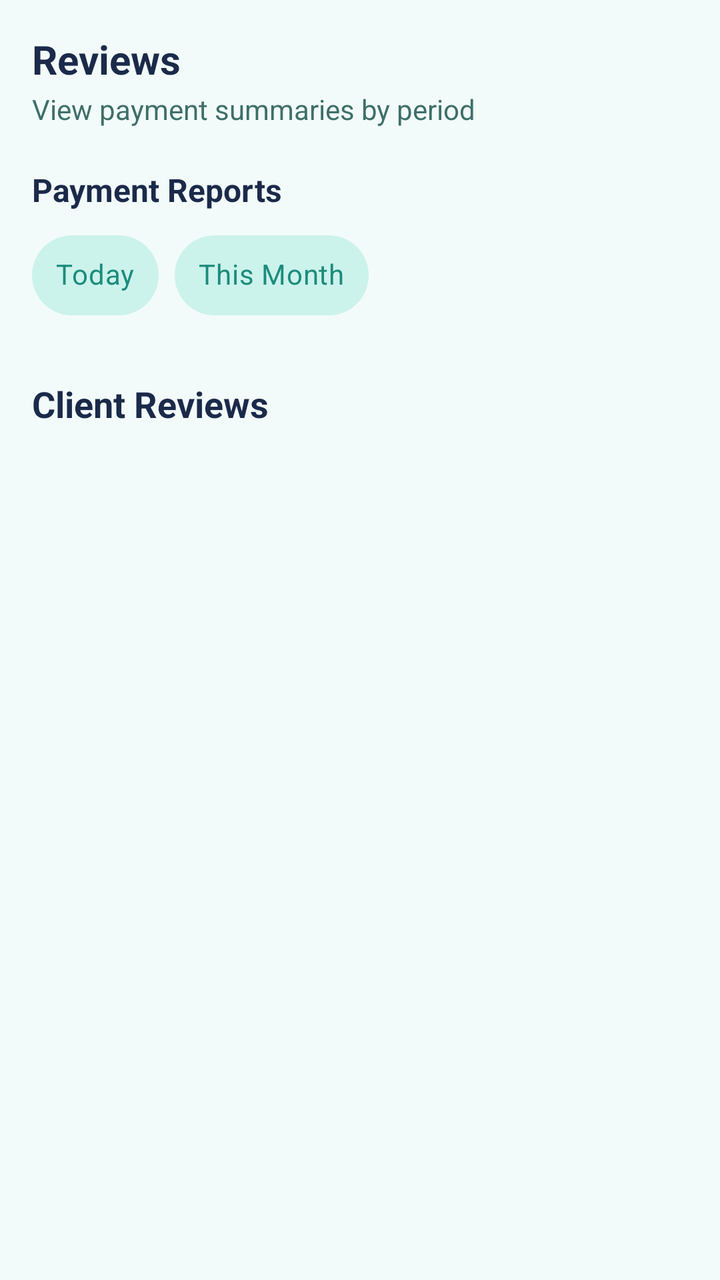
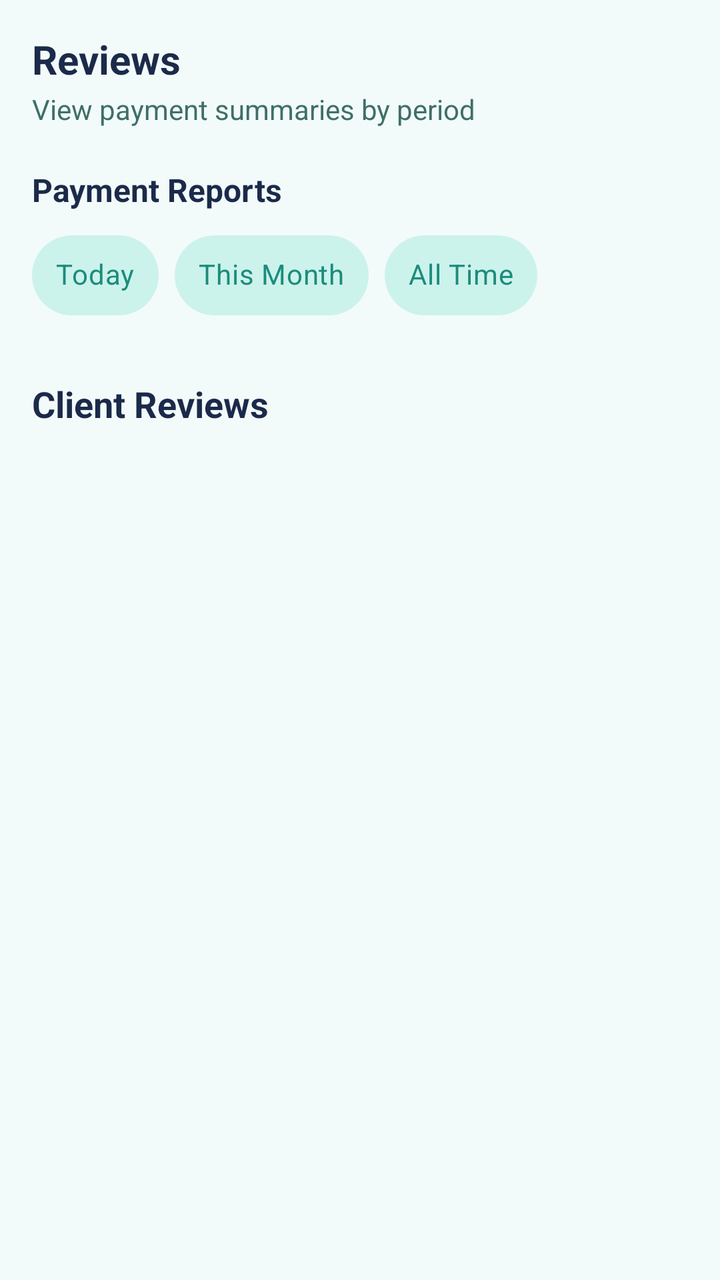

The first picture is an Android layout as it rendered before a commit; the second is the same layout after the commit. The layout source and the unified diff follow.
<!-- AndroidManifest.xml: application theme Theme.HairGo -->
<!-- res/layout/fragment_owner_reports.xml -->
<?xml version="1.0" encoding="utf-8"?>
<androidx.core.widget.NestedScrollView
    xmlns:android="http://schemas.android.com/apk/res/android"
    xmlns:app="http://schemas.android.com/apk/res-auto"
    android:layout_width="match_parent"
    android:layout_height="match_parent"
    android:background="@color/home_bg">

    <LinearLayout
        android:layout_width="match_parent"
        android:layout_height="wrap_content"
        android:orientation="vertical"
        android:padding="16dp">

        <TextView
            android:layout_width="wrap_content"
            android:layout_height="wrap_content"
            android:text="@string/title_reviews"
            android:textColor="@color/home_text_primary"
            android:textSize="20sp"
            android:textStyle="bold" />

        <TextView
            android:layout_width="wrap_content"
            android:layout_height="wrap_content"
            android:layout_marginTop="2dp"
            android:layout_marginBottom="16dp"
            android:text="@string/reports_subtitle"
            android:textColor="@color/home_text_secondary"
            android:textSize="14sp" />

        <TextView
            android:layout_width="wrap_content"
            android:layout_height="wrap_content"
            android:layout_marginTop="4dp"
            android:layout_marginBottom="8dp"
            android:text="@string/reports_title"
            android:textColor="@color/home_text_primary"
            android:textSize="16sp"
            android:textStyle="bold" />

        
        <com.google.android.material.chip.ChipGroup
            android:id="@+id/chipGroupPeriod"
            android:layout_width="match_parent"
            android:layout_height="wrap_content"
            android:orientation="horizontal"
            app:chipSpacingHorizontal="8dp"
            app:selectionRequired="true"
            app:singleLine="true"
            app:singleSelection="true">

            <com.google.android.material.chip.Chip
                android:id="@+id/chipToday"
                style="@style/Widget.MaterialComponents.Chip.Choice"
                android:layout_width="wrap_content"
                android:layout_height="wrap_content"
                android:text="@string/report_period_today"
                android:textColor="@color/report_chip_text"
                android:textSize="14sp"
                app:checkedIconVisible="false"
                app:chipBackgroundColor="@color/report_chip_bg"
                app:chipCornerRadius="20dp"
                app:chipMinHeight="40dp"
                app:chipStrokeWidth="0dp" />

            <com.google.android.material.chip.Chip
                android:id="@+id/chipThisMonth"
                style="@style/Widget.MaterialComponents.Chip.Choice"
                android:layout_width="wrap_content"
                android:layout_height="wrap_content"
                android:text="@string/report_period_this_month"
                android:textColor="@color/report_chip_text"
                android:textSize="14sp"
                app:checkedIconVisible="false"
                app:chipBackgroundColor="@color/report_chip_bg"
                app:chipCornerRadius="20dp"
                app:chipMinHeight="40dp"
                app:chipStrokeWidth="0dp" />
        </com.google.android.material.chip.ChipGroup>

        <ProgressBar
            android:id="@+id/progressReports"
            android:layout_width="wrap_content"
            android:layout_height="wrap_content"
            android:layout_marginTop="40dp"
            android:layout_marginBottom="8dp"
            android:layout_gravity="center_horizontal"
            android:indeterminateTint="@color/teal"
            android:visibility="gone" />

        <TextView
            android:id="@+id/tvEmptyReports"
            android:layout_width="match_parent"
            android:layout_height="wrap_content"
            android:layout_marginTop="24dp"
            android:background="@drawable/bg_badge_teal"
            android:drawableTop="@drawable/ic_booking_empty"
            android:drawablePadding="12dp"
            android:gravity="center"
            android:lineSpacingExtra="2dp"
            android:padding="24dp"
            android:text="@string/reports_empty"
            android:textColor="@color/home_text_primary"
            android:textSize="16sp"
            android:visibility="gone" />

        
        <TextView
            android:id="@+id/tvBookingSummaryLabel"
            android:layout_width="wrap_content"
            android:layout_height="wrap_content"
            android:layout_marginTop="20dp"
            android:text="@string/reports_booking_summary"
            android:textColor="@color/home_text_primary"
            android:textSize="16sp"
            android:textStyle="bold"
            android:visibility="gone" />

        <LinearLayout
            android:id="@+id/layoutBookingSummary"
            android:layout_width="match_parent"
            android:layout_height="wrap_content"
            android:layout_marginTop="8dp"
            android:baselineAligned="false"
            android:orientation="horizontal"
            android:visibility="gone">

            
            <androidx.cardview.widget.CardView
                android:id="@+id/cardReportTotalValue"
                android:layout_width="0dp"
                android:layout_height="match_parent"
                android:layout_marginEnd="6dp"
                android:layout_weight="1"
                android:minHeight="92dp"
                app:cardBackgroundColor="@color/home_card_bg"
                app:cardCornerRadius="12dp"
                app:cardElevation="2dp"
                app:cardUseCompatPadding="false">

                <LinearLayout
                    android:layout_width="match_parent"
                    android:layout_height="match_parent"
                    android:baselineAligned="false"
                    android:gravity="center_vertical"
                    android:orientation="horizontal"
                    android:padding="14dp">

                    <ImageView
                        android:layout_width="36dp"
                        android:layout_height="36dp"
                        android:background="@drawable/bg_icon_circle_teal"
                        android:importantForAccessibility="no"
                        android:padding="8dp"
                        android:scaleType="centerInside"
                        android:src="@drawable/ic_nav_reports"
                        app:tint="@color/teal_primary" />

                    <LinearLayout
                        android:layout_width="0dp"
                        android:layout_height="wrap_content"
                        android:layout_marginStart="10dp"
                        android:layout_weight="1"
                        android:orientation="vertical">

                        <TextView
                            android:id="@+id/tvReportTotalValue"
                            android:layout_width="wrap_content"
                            android:layout_height="wrap_content"
                            android:text="R0"
                            android:textColor="@color/home_text_primary"
                            android:textSize="24sp"
                            android:textStyle="bold" />

                        <TextView
                            android:layout_width="wrap_content"
                            android:layout_height="wrap_content"
                            android:text="@string/reports_total_value"
                            android:textColor="@color/home_text_secondary"
                            android:textSize="12sp" />
                    </LinearLayout>
                </LinearLayout>
            </androidx.cardview.widget.CardView>

            
            <androidx.cardview.widget.CardView
                android:id="@+id/cardReportBookingsOutstanding"
                android:layout_width="0dp"
                android:layout_height="match_parent"
                android:layout_marginStart="6dp"
                android:layout_weight="1"
                android:minHeight="92dp"
                app:cardBackgroundColor="@color/home_card_bg"
                app:cardCornerRadius="12dp"
                app:cardElevation="2dp"
                app:cardUseCompatPadding="false">

                <LinearLayout
                    android:layout_width="match_parent"
                    android:layout_height="match_parent"
                    android:baselineAligned="false"
                    android:gravity="center_vertical"
                    android:orientation="horizontal"
                    android:padding="14dp">

                    <ImageView
                        android:layout_width="36dp"
                        android:layout_height="36dp"
                        android:background="@drawable/bg_icon_circle_orange"
                        android:importantForAccessibility="no"
                        android:padding="8dp"
                        android:scaleType="centerInside"
                        android:src="@drawable/ic_warning"
                        app:tint="@color/warning" />

                    <LinearLayout
                        android:layout_width="0dp"
                        android:layout_height="wrap_content"
                        android:layout_marginStart="10dp"
                        android:layout_weight="1"
                        android:orientation="vertical">

                        <TextView
                            android:id="@+id/tvReportBookingsOutstanding"
                            android:layout_width="wrap_content"
                            android:layout_height="wrap_content"
                            android:text="0"
                            android:textColor="@color/warning"
                            android:textSize="24sp"
                            android:textStyle="bold" />

                        <TextView
                            android:layout_width="wrap_content"
                            android:layout_height="wrap_content"
                            android:text="@string/reports_bookings_outstanding"
                            android:textColor="@color/home_text_secondary"
                            android:textSize="12sp" />
                    </LinearLayout>
                </LinearLayout>
            </androidx.cardview.widget.CardView>
        </LinearLayout>

        
        <TextView
            android:id="@+id/tvPaymentSummaryLabel"
            android:layout_width="wrap_content"
            android:layout_height="wrap_content"
            android:layout_marginTop="24dp"
            android:text="@string/reports_payment_summary"
            android:textColor="@color/home_text_primary"
            android:textSize="16sp"
            android:textStyle="bold"
            android:visibility="gone" />

        <LinearLayout
            android:id="@+id/layoutPaymentSummary"
            android:layout_width="match_parent"
            android:layout_height="wrap_content"
            android:layout_marginTop="8dp"
            android:baselineAligned="false"
            android:orientation="horizontal"
            android:visibility="gone">

            
            <androidx.cardview.widget.CardView
                android:id="@+id/cardReportAmountPaid"
                android:layout_width="0dp"
                android:layout_height="match_parent"
                android:layout_marginEnd="6dp"
                android:layout_weight="1"
                android:minHeight="92dp"
                app:cardBackgroundColor="@color/home_card_bg"
                app:cardCornerRadius="12dp"
                app:cardElevation="2dp"
                app:cardUseCompatPadding="false">

                <LinearLayout
                    android:layout_width="match_parent"
                    android:layout_height="match_parent"
                    android:baselineAligned="false"
                    android:gravity="center_vertical"
                    android:orientation="horizontal"
                    android:padding="14dp">

                    <ImageView
                        android:layout_width="36dp"
                        android:layout_height="36dp"
                        android:background="@drawable/bg_icon_circle_green"
                        android:importantForAccessibility="no"
                        android:padding="8dp"
                        android:scaleType="centerInside"
                        android:src="@drawable/ic_check"
                        app:tint="@color/success" />

                    <LinearLayout
                        android:layout_width="0dp"
                        android:layout_height="wrap_content"
                        android:layout_marginStart="10dp"
                        android:layout_weight="1"
                        android:orientation="vertical">

                        <TextView
                            android:id="@+id/tvReportAmountPaid"
                            android:layout_width="wrap_content"
                            android:layout_height="wrap_content"
                            android:text="R0"
                            android:textColor="@color/teal"
                            android:textSize="24sp"
                            android:textStyle="bold" />

                        <TextView
                            android:layout_width="wrap_content"
                            android:layout_height="wrap_content"
                            android:text="@string/reports_amount_paid"
                            android:textColor="@color/home_text_secondary"
                            android:textSize="12sp" />
                    </LinearLayout>
                </LinearLayout>
            </androidx.cardview.widget.CardView>

            
            <androidx.cardview.widget.CardView
                android:id="@+id/cardReportOutstandingBalance"
                android:layout_width="0dp"
                android:layout_height="match_parent"
                android:layout_marginStart="6dp"
                android:layout_weight="1"
                android:minHeight="92dp"
                app:cardBackgroundColor="@color/home_card_bg"
                app:cardCornerRadius="12dp"
                app:cardElevation="2dp"
                app:cardUseCompatPadding="false">

                <LinearLayout
                    android:layout_width="match_parent"
                    android:layout_height="match_parent"
                    android:baselineAligned="false"
                    android:gravity="center_vertical"
                    android:orientation="horizontal"
                    android:padding="14dp">

                    <ImageView
                        android:layout_width="36dp"
                        android:layout_height="36dp"
                        android:background="@drawable/bg_icon_circle_coral"
                        android:importantForAccessibility="no"
                        android:padding="8dp"
                        android:scaleType="centerInside"
                        android:src="@drawable/ic_warning"
                        app:tint="@color/error" />

                    <LinearLayout
                        android:layout_width="0dp"
                        android:layout_height="wrap_content"
                        android:layout_marginStart="10dp"
                        android:layout_weight="1"
                        android:orientation="vertical">

                        <TextView
                            android:id="@+id/tvReportOutstandingBalance"
                            android:layout_width="wrap_content"
                            android:layout_height="wrap_content"
                            android:text="R0"
                            android:textColor="@color/error"
                            android:textSize="24sp"
                            android:textStyle="bold" />

                        <TextView
                            android:layout_width="wrap_content"
                            android:layout_height="wrap_content"
                            android:text="@string/reports_outstanding_balance"
                            android:textColor="@color/home_text_secondary"
                            android:textSize="12sp" />
                    </LinearLayout>
                </LinearLayout>
            </androidx.cardview.widget.CardView>
        </LinearLayout>

        
        <TextView
            android:id="@+id/tvPaymentBreakdownLabel"
            android:layout_width="wrap_content"
            android:layout_height="wrap_content"
            android:layout_marginTop="24dp"
            android:text="@string/reports_payment_breakdown"
            android:textColor="@color/home_text_primary"
            android:textSize="16sp"
            android:textStyle="bold"
            android:visibility="gone" />

        <LinearLayout
            android:id="@+id/layoutPaymentBreakdown"
            android:layout_width="match_parent"
            android:layout_height="wrap_content"
            android:layout_marginTop="8dp"
            android:baselineAligned="false"
            android:orientation="horizontal"
            android:visibility="gone">

            
            <androidx.cardview.widget.CardView
                android:id="@+id/cardReportCardPayments"
                android:layout_width="0dp"
                android:layout_height="match_parent"
                android:layout_marginEnd="6dp"
                android:layout_weight="1"
                android:minHeight="92dp"
                app:cardBackgroundColor="@color/home_card_bg"
                app:cardCornerRadius="12dp"
                app:cardElevation="2dp"
                app:cardUseCompatPadding="false">

                <LinearLayout
                    android:layout_width="match_parent"
                    android:layout_height="match_parent"
                    android:baselineAligned="false"
                    android:gravity="center_vertical"
                    android:orientation="horizontal"
                    android:padding="14dp">

                    <ImageView
                        android:layout_width="36dp"
                        android:layout_height="36dp"
                        android:background="@drawable/bg_icon_circle_teal"
                        android:importantForAccessibility="no"
                        android:padding="8dp"
                        android:scaleType="centerInside"
                        android:src="@drawable/ic_nav_reports"
                        app:tint="@color/teal_primary" />

                    <LinearLayout
                        android:layout_width="0dp"
                        android:layout_height="wrap_content"
                        android:layout_marginStart="10dp"
                        android:layout_weight="1"
                        android:orientation="vertical">

                        <TextView
                            android:id="@+id/tvReportCardPayments"
                            android:layout_width="wrap_content"
                            android:layout_height="wrap_content"
                            android:text="R0"
                            android:textColor="@color/home_text_primary"
                            android:textSize="24sp"
                            android:textStyle="bold" />

                        <TextView
                            android:layout_width="wrap_content"
                            android:layout_height="wrap_content"
                            android:text="@string/reports_card_payments"
                            android:textColor="@color/home_text_secondary"
                            android:textSize="12sp" />

                        <TextView
                            android:layout_width="wrap_content"
                            android:layout_height="wrap_content"
                            android:layout_marginTop="4dp"
                            android:text="@string/reports_card_payments_note"
                            android:textColor="@color/home_text_secondary"
                            android:textSize="10sp" />
                    </LinearLayout>
                </LinearLayout>
            </androidx.cardview.widget.CardView>

            
            <androidx.cardview.widget.CardView
                android:id="@+id/cardReportCashPayments"
                android:layout_width="0dp"
                android:layout_height="match_parent"
                android:layout_marginStart="6dp"
                android:layout_weight="1"
                android:minHeight="92dp"
                app:cardBackgroundColor="@color/home_card_bg"
                app:cardCornerRadius="12dp"
                app:cardElevation="2dp"
                app:cardUseCompatPadding="false">

                <LinearLayout
                    android:layout_width="match_parent"
                    android:layout_height="match_parent"
                    android:baselineAligned="false"
                    android:gravity="center_vertical"
                    android:orientation="horizontal"
                    android:padding="14dp">

                    <ImageView
                        android:layout_width="36dp"
                        android:layout_height="36dp"
                        android:background="@drawable/bg_icon_circle_green"
                        android:importantForAccessibility="no"
                        android:padding="8dp"
                        android:scaleType="centerInside"
                        android:src="@drawable/ic_check"
                        app:tint="@color/success" />

                    <LinearLayout
                        android:layout_width="0dp"
                        android:layout_height="wrap_content"
                        android:layout_marginStart="10dp"
                        android:layout_weight="1"
                        android:orientation="vertical">

                        <TextView
                            android:id="@+id/tvReportCashPayments"
                            android:layout_width="wrap_content"
                            android:layout_height="wrap_content"
                            android:text="R0"
                            android:textColor="@color/teal"
                            android:textSize="24sp"
                            android:textStyle="bold" />

                        <TextView
                            android:layout_width="wrap_content"
                            android:layout_height="wrap_content"
                            android:text="@string/reports_cash_payments"
                            android:textColor="@color/home_text_secondary"
                            android:textSize="12sp" />

                        <TextView
                            android:layout_width="wrap_content"
                            android:layout_height="wrap_content"
                            android:layout_marginTop="4dp"
                            android:text="@string/reports_cash_payments_note"
                            android:textColor="@color/home_text_secondary"
                            android:textSize="10sp" />
                    </LinearLayout>
                </LinearLayout>
            </androidx.cardview.widget.CardView>
        </LinearLayout>

        
        <TextView
            android:id="@+id/tvDataCompletenessNote"
            android:layout_width="match_parent"
            android:layout_height="wrap_content"
            android:layout_marginTop="24dp"
            android:background="@drawable/bg_salon_chip_warning"
            android:lineSpacingExtra="2dp"
            android:padding="14dp"
            android:text="@string/reports_data_completeness_note"
            android:textColor="@color/salon_chip_warning_text"
            android:textSize="12sp"
            android:visibility="gone" />

        
        <TextView
            android:id="@+id/tvReviewsTitle"
            android:layout_width="wrap_content"
            android:layout_height="wrap_content"
            android:layout_marginTop="28dp"
            android:text="@string/reviews_section_client_reviews"
            android:textColor="@color/home_text_primary"
            android:textSize="18sp"
            android:textStyle="bold" />

        <LinearLayout
            android:id="@+id/layoutReviewSummary"
            android:layout_width="match_parent"
            android:layout_height="wrap_content"
            android:layout_marginTop="12dp"
            android:orientation="horizontal"
            android:visibility="gone">

            <androidx.cardview.widget.CardView
                android:layout_width="0dp"
                android:layout_height="wrap_content"
                android:layout_marginEnd="6dp"
                android:layout_weight="1"
                app:cardBackgroundColor="@color/home_card_bg"
                app:cardCornerRadius="12dp"
                app:cardElevation="2dp">

                <LinearLayout
                    android:layout_width="match_parent"
                    android:layout_height="wrap_content"
                    android:gravity="center"
                    android:orientation="vertical"
                    android:padding="16dp">

                    <TextView
                        android:id="@+id/tvReviewsAverage"
                        android:layout_width="wrap_content"
                        android:layout_height="wrap_content"
                        android:text="0.0"
                        android:textColor="@color/home_text_primary"
                        android:textSize="32sp"
                        android:textStyle="bold" />

                    <RatingBar
                        android:id="@+id/rbReviewsAverage"
                        style="?android:attr/ratingBarStyleSmall"
                        android:layout_width="wrap_content"
                        android:layout_height="wrap_content"
                        android:layout_marginTop="4dp"
                        android:isIndicator="true"
                        android:numStars="5"
                        android:rating="0"
                        android:stepSize="0.1" />

                    <TextView
                        android:id="@+id/tvReviewsCount"
                        android:layout_width="wrap_content"
                        android:layout_height="wrap_content"
                        android:layout_marginTop="4dp"
                        android:textColor="@color/home_text_secondary"
                        android:textSize="12sp" />
                </LinearLayout>
            </androidx.cardview.widget.CardView>

            <LinearLayout
                android:id="@+id/layoutRatingDistribution"
                android:layout_width="0dp"
                android:layout_height="wrap_content"
                android:layout_marginStart="6dp"
                android:layout_weight="1"
                android:orientation="vertical" />
        </LinearLayout>

        <ProgressBar
            android:id="@+id/progressReviews"
            android:layout_width="wrap_content"
            android:layout_height="wrap_content"
            android:layout_marginTop="24dp"
            android:layout_gravity="center_horizontal"
            android:indeterminateTint="@color/teal"
            android:visibility="gone" />

        <TextView
            android:id="@+id/tvReviewsEmpty"
            android:layout_width="match_parent"
            android:layout_height="wrap_content"
            android:layout_marginTop="16dp"
            android:gravity="center"
            android:padding="24dp"
            android:text="@string/no_reviews_yet"
            android:textColor="@color/home_text_secondary"
            android:textSize="14sp"
            android:visibility="gone" />

        <androidx.recyclerview.widget.RecyclerView
            android:id="@+id/rvReviews"
            android:layout_width="match_parent"
            android:layout_height="wrap_content"
            android:layout_marginTop="12dp"
            android:nestedScrollingEnabled="false"
            android:visibility="gone" />
    </LinearLayout>
</androidx.core.widget.NestedScrollView>
<!-- resources referenced by this layout -->
<resources>
  <color name="error">#D9534F</color>
  <color name="home_bg">#F2FBF9</color>
  <color name="home_card_bg">#FFFFFF</color>
  <color name="home_text_primary">#1B2A4A</color>
  <color name="home_text_secondary">#3E6F69</color>
  <color name="salon_chip_warning_text">#8A5A00</color>
  <color name="success">#2E8B57</color>
  <color name="teal">#14B8A6</color>
  <color name="teal_primary">#1C8C7C</color>
  <color name="warning">#E0A800</color>
  <!-- drawable bg_icon_circle_coral (drawable) -->
  <?xml version="1.0" encoding="utf-8"?>
  <shape xmlns:android="http://schemas.android.com/apk/res/android" android:shape="oval">
      <solid android:color="@color/badge_coral_bg"/>
  </shape>
  <!-- drawable bg_icon_circle_green (drawable) -->
  <?xml version="1.0" encoding="utf-8"?>
  <shape xmlns:android="http://schemas.android.com/apk/res/android" android:shape="oval">
      <solid android:color="@color/badge_green_bg"/>
  </shape>
  <!-- drawable bg_icon_circle_orange (drawable) -->
  <?xml version="1.0" encoding="utf-8"?>
  <shape xmlns:android="http://schemas.android.com/apk/res/android" android:shape="oval">
      <solid android:color="@color/badge_orange_bg"/>
  </shape>
  <!-- drawable bg_icon_circle_teal (drawable) -->
  <?xml version="1.0" encoding="utf-8"?>
  <shape xmlns:android="http://schemas.android.com/apk/res/android" android:shape="oval">
      <solid android:color="@color/badge_teal_bg"/>
  </shape>
  <string name="no_reviews_yet">No reviews yet</string>
  <string name="report_period_this_month">This Month</string>
  <string name="report_period_today">Today</string>
  <string name="reports_amount_paid">Amount paid</string>
  <string name="reports_booking_summary">Booking Summary</string>
  <string name="reports_bookings_outstanding">Bookings with outstanding</string>
  <string name="reports_card_payments">Simulated card payments</string>
  <string name="reports_card_payments_note">Includes deposits &amp; full payments</string>
  <string name="reports_cash_payments">Owner-recorded cash</string>
  <string name="reports_cash_payments_note">Recorded at salon by owner</string>
  <string name="reports_data_completeness_note">Note: Totals reflect only bookings with known payment data. Legacy bookings without payment records are excluded.</string>
  <string name="reports_empty">No bookings for this period.</string>
  <string name="reports_outstanding_balance">Outstanding balance</string>
  <string name="reports_payment_breakdown">Payment Method Breakdown</string>
  <string name="reports_payment_summary">Payment Summary</string>
  <string name="reports_subtitle">View payment summaries by period</string>
  <string name="reports_title">Payment Reports</string>
  <string name="reports_total_value">Total booking value</string>
  <string name="reviews_section_client_reviews">Client Reviews</string>
  <string name="title_reviews">Reviews</string>
  <style name="Theme.HairGo" parent="Base.Theme.HairGo">
          <item name="snackbarStyle">@style/Widget.HairGo.Snackbar</item>
      </style>
  <color name="badge_teal_bg">#E3F2F0</color>
  <color name="badge_coral_bg">#FDECE7</color>
  <color name="badge_green_bg">#E7F6EC</color>
  <color name="badge_orange_bg">#FFF4E0</color>
  <color name="salon_chip_warning_bg">#FFF3D6</color>
  <color name="teal_light">#CCF2EC</color>
  <color name="home_icon">#1C8C7C</color>
  <color name="grey_medium">#8A8A8A</color>
  <color name="white">#FFFFFF</color>
  <color name="surface">#FFFFFF</color>
  <color name="text_primary">#1A1A1A</color>
  <color name="grey_light">#F2F2F2</color>
  <color name="grey_border">#E0E0E0</color>
  <color name="navy">#1B2A4A</color>
  <style name="ShapeAppearanceOverlay.HairGo_Snackbar" parent="">
          <item name="cornerFamily">rounded</item>
          <item name="cornerSize">16dp</item>
      </style>
  <!-- unchanged entries left out for length: 8 -->
</resources>

<!-- the commit's change to res/layout/fragment_owner_reports.xml (unified diff, before → after) -->
@@ -77,6 +77,20 @@
                 app:chipCornerRadius="20dp"
                 app:chipMinHeight="40dp"
                 app:chipStrokeWidth="0dp" />
+
+            <com.google.android.material.chip.Chip
+                android:id="@+id/chipAllTime"
+                style="@style/Widget.MaterialComponents.Chip.Choice"
+                android:layout_width="wrap_content"
+                android:layout_height="wrap_content"
+                android:text="@string/report_period_all_time"
+                android:textColor="@color/report_chip_text"
+                android:textSize="14sp"
+                app:checkedIconVisible="false"
+                app:chipBackgroundColor="@color/report_chip_bg"
+                app:chipCornerRadius="20dp"
+                app:chipMinHeight="40dp"
+                app:chipStrokeWidth="0dp" />
         </com.google.android.material.chip.ChipGroup>
 
         <ProgressBar
<!-- resource entries referenced after the edit -->
@@ -31,6 +31,7 @@
       <solid android:color="@color/badge_teal_bg"/>
   </shape>
   <string name="no_reviews_yet">No reviews yet</string>
+  <string name="report_period_all_time">All Time</string>
   <string name="report_period_this_month">This Month</string>
   <string name="report_period_today">Today</string>
   <string name="reports_amount_paid">Amount paid</string>
